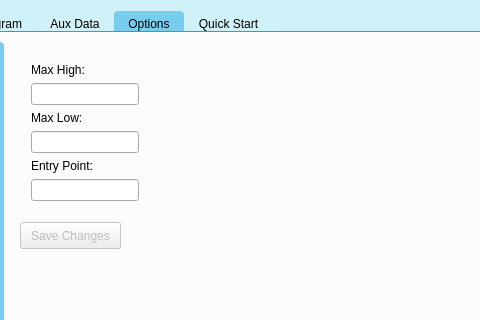
This is mainwindow.ui in simachewh/chamberControlPcGUIPT as Qt 5 draws it before an edit; both pictures show x 122 to 602 and y 0 to 320 of the 720 by 463 pixel window. The edited form follows.
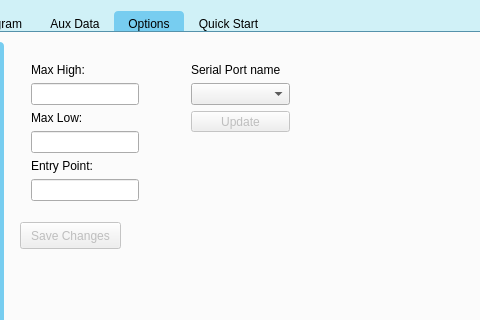
This is the edited form. The open tabs and pages were chosen to show the change. Icons and pictures are not drawn. Custom widgets are drawn as their Qt base class.

Commit message: Automatic serial port detection, and setting to persist it reconnection attempt afetr connetion is lost with the control box. Ready V.1.0

What changed in the file:
```diff
--- a/mainwindow.ui
+++ b/mainwindow.ui
@@ -1193,6 +1193,38 @@
                 <string>Save Changes</string>
                </property>
               </widget>
+              <widget class="QWidget" name="">
+               <property name="geometry">
+                <rect>
+                 <x>170</x>
+                 <y>10</y>
+                 <width>121</width>
+                 <height>91</height>
+                </rect>
+               </property>
+               <layout class="QFormLayout" name="formLayout_4">
+                <item row="0" column="0">
+                 <widget class="QLabel" name="serialPortSettingLabel">
+                  <property name="text">
+                   <string>Serial Port name</string>
+                  </property>
+                 </widget>
+                </item>
+                <item row="1" column="0" colspan="2">
+                 <widget class="QComboBox" name="serialPortComboBox"/>
+                </item>
+                <item row="2" column="0" colspan="2">
+                 <widget class="QPushButton" name="serialPortNameUpdateButton">
+                  <property name="enabled">
+                   <bool>false</bool>
+                  </property>
+                  <property name="text">
+                   <string>Update</string>
+                  </property>
+                 </widget>
+                </item>
+               </layout>
+              </widget>
              </widget>
              <widget class="QWidget" name="controlParamsPage">
               <layout class="QGridLayout" name="gridLayout_18">
```
Left out of the diff: 10 changed lines with no effect on the pictures. The commit also changes 6 other files.
